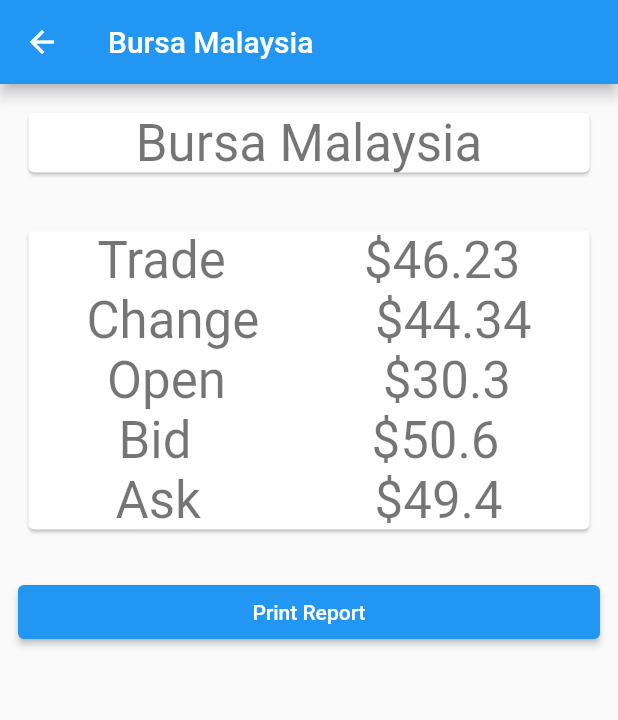
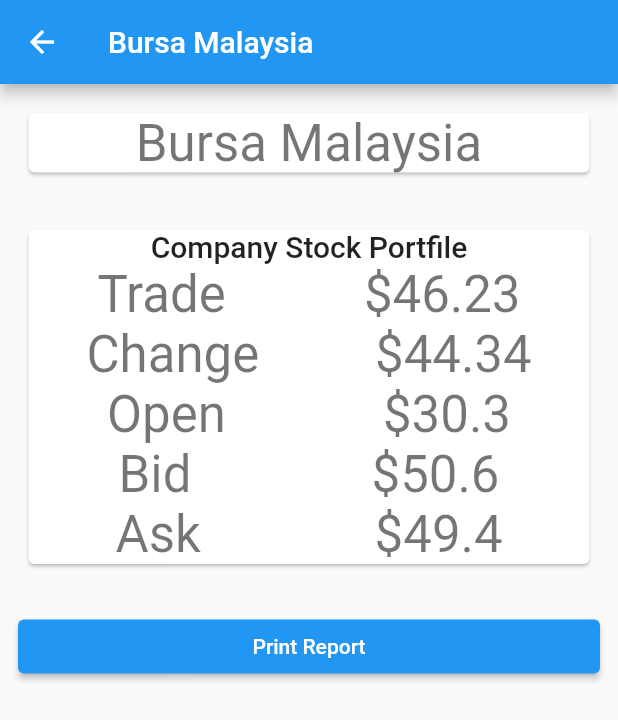
Before and after one commit to mohamadarfakhsy13/flutter-stock-profile, a Flutter app: the screen it shows after launch, after a tap on "Bursa Malaysia", on a phone screen of 412 x 824 dp. Shown: the top 720 px of the screen. Run offline on Flutter 3.47's test engine with Material 2 defaults, Android fonts, the phone set to English and light mode, and no system bars; our stand-ins replace pdf, printing.

Commit message:
Update UI

```diff
--- a/lib/screens/stock_details_screen.dart
+++ b/lib/screens/stock_details_screen.dart
@@ -40,6 +40,10 @@
               child: Card(
                 child: Column(
                   children: [
+                    Text(
+                      'Company Stock Portfile',
+                      style: Theme.of(context).textTheme.headline6,
+                    ),
                     DefaultTextStyle.merge(
                       style: Theme.of(context).textTheme.headline4,
                       child: Row(
@@ -105,7 +109,9 @@
               ),
             ),
             Container(
-              margin: const EdgeInsets.all(12.0,),
+              margin: const EdgeInsets.all(
+                12.0,
+              ),
               child: ElevatedButton(
                 onPressed: _createPdf,
                 child: Text("Print Report"),
```
Lines whose indentation alone changed are shown as unchanged.
